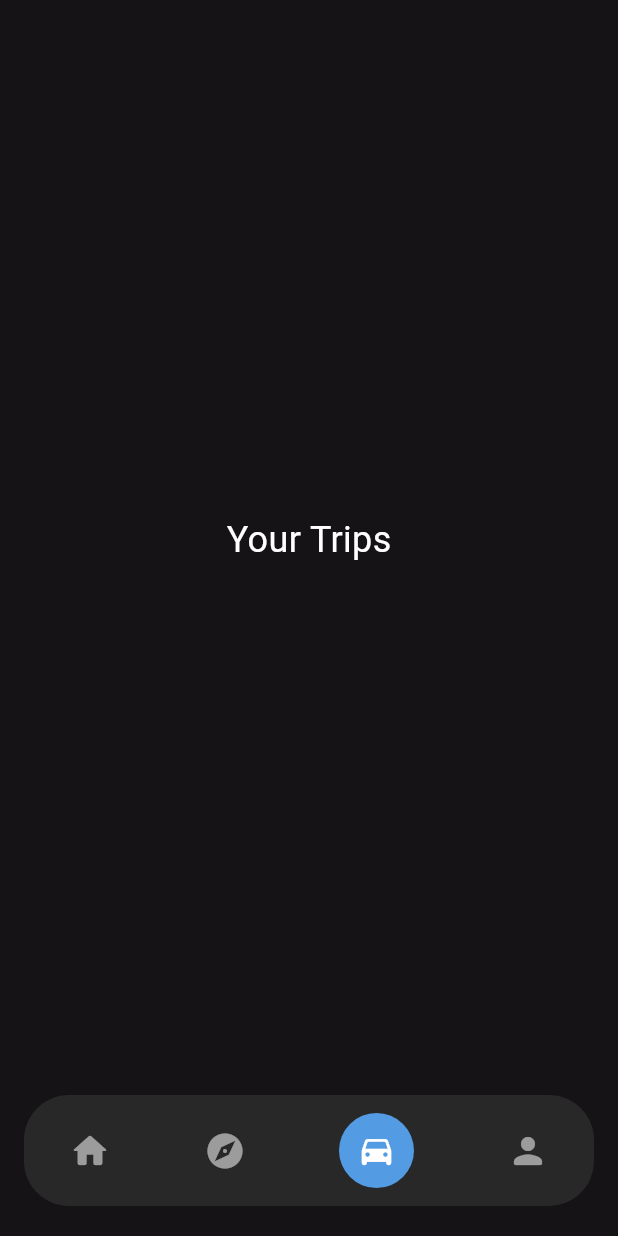
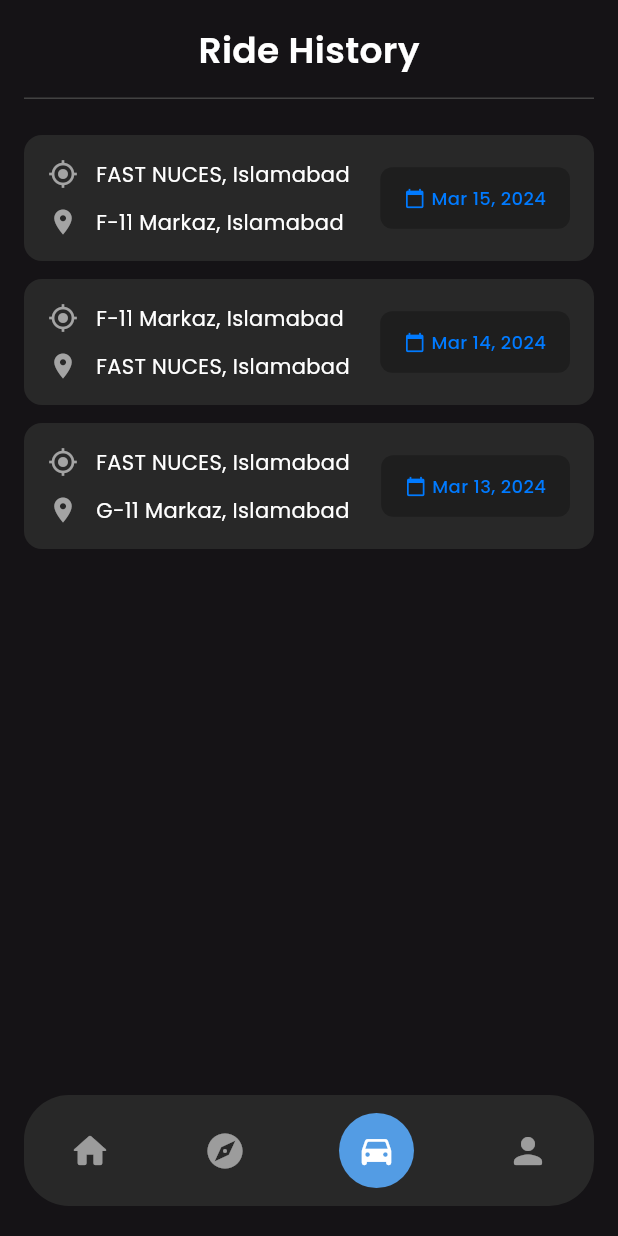
Before and after one commit to AbdulAhadUsman/fastpool-fe, a Flutter app: the RiderTripsPage screen opened directly, on a phone screen of 412 x 824 dp. Run offline on Flutter 3.47's test engine with Material 3 defaults, Android fonts, the phone set to English and light mode, and no system bars; our stand-ins replace flutter_dotenv, flutter_svg, google_maps_flutter, hive; accounts and stored records are empty; project files that could hold a hidden picture were left out.

Commit message:
update rideTrips page (Ride History)

```diff
--- a/lib/pages/riderTrips.dart
+++ b/lib/pages/riderTrips.dart
@@ -1,18 +1,81 @@
 import 'package:flutter/material.dart';
 import 'package:fastpool_fe/components/RiderNavBar.dart';
+import '../models/past_trip.dart';
+import '../components/past_trip_card.dart';
 
 class RiderTripsPage extends StatelessWidget {
   const RiderTripsPage({super.key});
+
+  // Sample data - Replace with actual data from your backend
+  static final List<PastTrip> _pastTrips = [
+    PastTrip(
+      source: 'FAST NUCES, Islamabad',
+      destination: 'F-11 Markaz, Islamabad',
+      dateTime: DateTime(2024, 3, 15, 14, 30),
+      fare: 300,
+    ),
+    PastTrip(
+      source: 'F-11 Markaz, Islamabad',
+      destination: 'FAST NUCES, Islamabad',
+      dateTime: DateTime(2024, 3, 14, 9, 15),
+      fare: 250,
+    ),
+    PastTrip(
+      source: 'FAST NUCES, Islamabad',
+      destination: 'G-11 Markaz, Islamabad',
+      dateTime: DateTime(2024, 3, 13, 16, 45),
+      fare: 400,
+    ),
+  ];
 
   @override
   Widget build(BuildContext context) {
     return Scaffold(
       backgroundColor: const Color(0xff151316),
       body: SafeArea(
-        child: Center(
-          child: Text(
-            'Your Trips',
-            style: TextStyle(color: Colors.white, fontSize: 24),
+        child: Padding(
+          padding: const EdgeInsets.all(16.0),
+          child: Column(
+            children: [
+              Column(
+                children: [
+                  const Text(
+                    'Ride History',
+                    style: TextStyle(
+                      color: Colors.white,
+                      fontFamily: 'Poppins',
+                      fontSize: 24,
+                      fontWeight: FontWeight.w600,
+                    ),
+                  ),
+                  const SizedBox(height: 15),
+                  Container(
+                    height: 1,
+                    color: Colors.grey[800],
+                  ),
+                ],
+              ),
+              const SizedBox(height: 24),
+              Expanded(
+                child: _pastTrips.isEmpty
+                    ? const Center(
+                        child: Text(
+                          'No trips yet',
+                          style: TextStyle(
+                            color: Colors.white54,
+                            fontFamily: 'Poppins',
+                            fontSize: 16,
+                          ),
+                        ),
+                      )
+                    : ListView.builder(
+                        itemCount: _pastTrips.length,
+                        itemBuilder: (context, index) {
+                          return PastTripCard(trip: _pastTrips[index]);
+                        },
+                      ),
+              ),
+            ],
           ),
         ),
       ),
```
